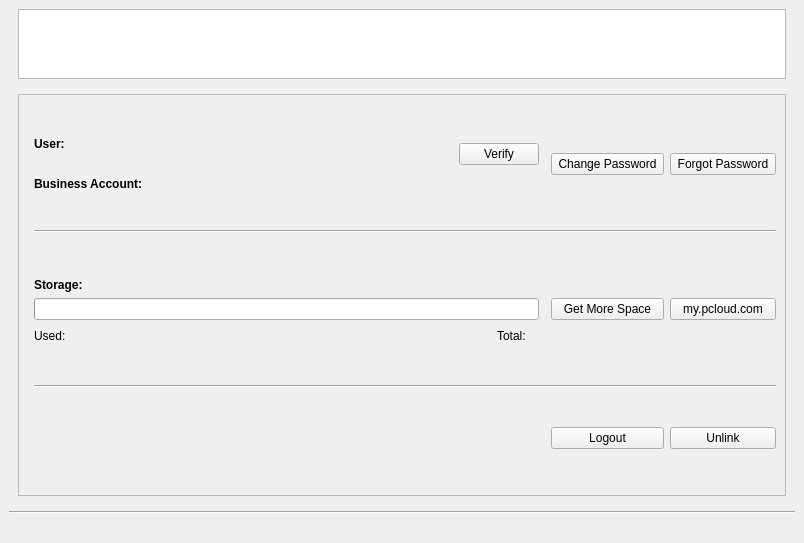
Qt form pcloudwindow.ui (pcloudcom/psyncgui) before a commit.
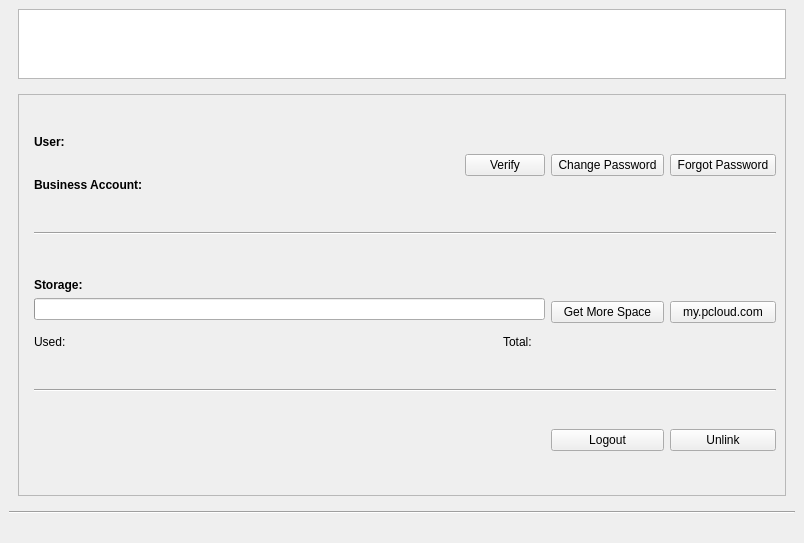
The same form after that commit. Icons and pictures are not drawn.

The edit to the form file:
```diff
--- a/pcloudwindow.ui
+++ b/pcloudwindow.ui
@@ -97,32 +97,45 @@
           </property>
           <layout class="QHBoxLayout" name="horizontalLayout_35">
            <item>
-            <layout class="QGridLayout" name="gridLayout" rowstretch="10,0,10,0,10">
+            <layout class="QGridLayout" name="gridLayout" rowstretch="10,0,0,0,0">
              <property name="leftMargin">
               <number>6</number>
              </property>
-             <item row="3" column="0" colspan="3">
+             <item row="0" column="1">
+              <widget class="QPushButton" name="btnVerify">
+               <property name="text">
+                <string>Verify</string>
+               </property>
+               <property name="default">
+                <bool>false</bool>
+               </property>
+               <property name="flat">
+                <bool>false</bool>
+               </property>
+              </widget>
+             </item>
+             <item row="3" column="0" colspan="4">
               <widget class="Line" name="line_5">
                <property name="orientation">
                 <enum>Qt::Horizontal</enum>
                </property>
               </widget>
              </item>
-             <item row="1" column="0" colspan="3">
+             <item row="1" column="0" colspan="4">
               <widget class="Line" name="line">
                <property name="orientation">
                 <enum>Qt::Horizontal</enum>
                </property>
               </widget>
              </item>
-             <item row="2" column="2">
+             <item row="2" column="3">
               <widget class="QPushButton" name="btnMyPcloud">
                <property name="text">
                 <string>my.pcloud.com</string>
                </property>
               </widget>
              </item>
-             <item row="0" column="1">
+             <item row="0" column="2">
               <widget class="QPushButton" name="btnChangePass">
                <property name="minimumSize">
                 <size>
@@ -135,7 +148,7 @@
                </property>
               </widget>
              </item>
-             <item row="0" column="2">
+             <item row="0" column="3">
               <widget class="QPushButton" name="btnForgotpass">
                <property name="minimumSize">
                 <size>
@@ -148,108 +161,21 @@
                </property>
               </widget>
              </item>
-             <item row="2" column="0">
-              <layout class="QVBoxLayout" name="verticalLayout_6">
-               <property name="spacing">
-                <number>6</number>
-               </property>
-               <property name="topMargin">
-                <number>6</number>
-               </property>
-               <property name="rightMargin">
-                <number>6</number>
-               </property>
-               <item>
-                <widget class="QLabel" name="label_plan">
-                 <property name="text">
-                  <string>&lt;html&gt;&lt;head/&gt;&lt;body&gt;&lt;p&gt;&lt;span style=&quot; font-weight:600;&quot;&gt;Storage:&lt;/span&gt;&lt;/p&gt;&lt;/body&gt;&lt;/html&gt;</string>
-                 </property>
-                </widget>
-               </item>
-               <item>
-                <widget class="QProgressBar" name="progressBar_storage">
-                 <property name="alignment">
-                  <set>Qt::AlignBottom|Qt::AlignLeading|Qt::AlignLeft</set>
-                 </property>
-                 <property name="textVisible">
-                  <bool>false</bool>
-                 </property>
-                </widget>
-               </item>
-               <item>
-                <layout class="QHBoxLayout" name="horizontalLayout_4">
-                 <item>
-                  <widget class="QLabel" name="label">
-                   <property name="text">
-                    <string>Used:</string>
-                   </property>
-                  </widget>
-                 </item>
-                 <item>
-                  <widget class="QLabel" name="label_space">
-                   <property name="font">
-                    <font>
-                     <weight>75</weight>
-                     <bold>true</bold>
-                    </font>
-                   </property>
-                   <property name="text">
-                    <string/>
-                   </property>
-                  </widget>
-                 </item>
-                 <item>
-                  <spacer name="horizontalSpacer">
-                   <property name="orientation">
-                    <enum>Qt::Horizontal</enum>
-                   </property>
-                   <property name="sizeHint" stdset="0">
-                    <size>
-                     <width>40</width>
-                     <height>20</height>
-                    </size>
-                   </property>
-                  </spacer>
-                 </item>
-                 <item>
-                  <widget class="QLabel" name="label_14">
-                   <property name="text">
-                    <string>Total:</string>
-                   </property>
-                  </widget>
-                 </item>
-                 <item>
-                  <widget class="QLabel" name="label_planVal">
-                   <property name="font">
-                    <font>
-                     <weight>75</weight>
-                     <bold>true</bold>
-                    </font>
-                   </property>
-                   <property name="text">
-                    <string/>
-                   </property>
-                  </widget>
-                 </item>
-                </layout>
-               </item>
-              </layout>
-             </item>
-             <item row="4" column="2">
+             <item row="4" column="3">
               <widget class="QPushButton" name="btnUnlink">
                <property name="text">
                 <string>Unlink</string>
                </property>
               </widget>
              </item>
-             <item row="4" column="1">
+             <item row="4" column="2">
               <widget class="QPushButton" name="btnLgout">
                <property name="text">
                 <string>Logout</string>
                </property>
               </widget>
              </item>
-             <item row="2" column="1">
+             <item row="2" column="2">
               <widget class="QPushButton" name="btnGetMoreSpace">
                <property name="text">
                 <string>Get More Space</string>
@@ -297,19 +223,6 @@
                    </property>
                   </spacer>
                  </item>
-                 <item>
-                  <widget class="QPushButton" name="btnVerify">
-                   <property name="text">
-                    <string>Verify</string>
-                   </property>
-                   <property name="default">
-                    <bool>false</bool>
-                   </property>
-                   <property name="flat">
-                    <bool>false</bool>
-                   </property>
-                  </widget>
-                 </item>
                 </layout>
                </item>
                <item>
@@ -329,6 +242,109 @@
                  </item>
                  <item>
                   <widget class="QLabel" name="label_companyVal">
+                   <property name="text">
+                    <string/>
+                   </property>
+                  </widget>
+                 </item>
+                 <item>
+                  <spacer name="horizontalSpacer_12">
+                   <property name="orientation">
+                    <enum>Qt::Horizontal</enum>
+                   </property>
+                   <property name="sizeHint" stdset="0">
+                    <size>
+                     <width>40</width>
+                     <height>20</height>
+                    </size>
+                   </property>
+                  </spacer>
+                 </item>
+                </layout>
+               </item>
+              </layout>
+             </item>
+             <item row="2" column="0" colspan="2">
+              <layout class="QVBoxLayout" name="verticalLayout_6">
+               <property name="spacing">
+                <number>6</number>
+               </property>
+               <property name="topMargin">
+                <number>6</number>
+               </property>
+               <property name="rightMargin">
+                <number>0</number>
+               </property>
+               <item>
+                <widget class="QLabel" name="label_plan">
+                 <property name="text">
+                  <string>&lt;html&gt;&lt;head/&gt;&lt;body&gt;&lt;p&gt;&lt;span style=&quot; font-weight:600;&quot;&gt;Storage:&lt;/span&gt;&lt;/p&gt;&lt;/body&gt;&lt;/html&gt;</string>
+                 </property>
+                </widget>
+               </item>
+               <item>
+                <widget class="QProgressBar" name="progressBar_storage">
+                 <property name="alignment">
+                  <set>Qt::AlignBottom|Qt::AlignLeading|Qt::AlignLeft</set>
+                 </property>
+                 <property name="textVisible">
+                  <bool>false</bool>
+                 </property>
+                </widget>
+               </item>
+               <item>
+                <layout class="QHBoxLayout" name="horizontalLayout_4">
+                 <property name="topMargin">
+                  <number>6</number>
+                 </property>
+                 <item>
+                  <widget class="QLabel" name="label">
+                   <property name="text">
+                    <string>Used:</string>
+                   </property>
+                  </widget>
+                 </item>
+                 <item>
+                  <widget class="QLabel" name="label_space">
+                   <property name="font">
+                    <font>
+                     <weight>75</weight>
+                     <bold>true</bold>
+                    </font>
+                   </property>
+                   <property name="text">
+                    <string/>
+                   </property>
+                  </widget>
+                 </item>
+                 <item>
+                  <spacer name="horizontalSpacer">
+                   <property name="orientation">
+                    <enum>Qt::Horizontal</enum>
+                   </property>
+                   <property name="sizeHint" stdset="0">
+                    <size>
+                     <width>40</width>
+                     <height>20</height>
+                    </size>
+                   </property>
+                  </spacer>
+                 </item>
+                 <item>
+                  <widget class="QLabel" name="label_14">
+                   <property name="text">
+                    <string>Total:</string>
+                   </property>
+                  </widget>
+                 </item>
+                 <item>
+                  <widget class="QLabel" name="label_planVal">
+                   <property name="font">
+                    <font>
+                     <weight>75</weight>
+                     <bold>true</bold>
+                    </font>
+                   </property>
                    <property name="text">
                     <string/>
                    </property>
```
